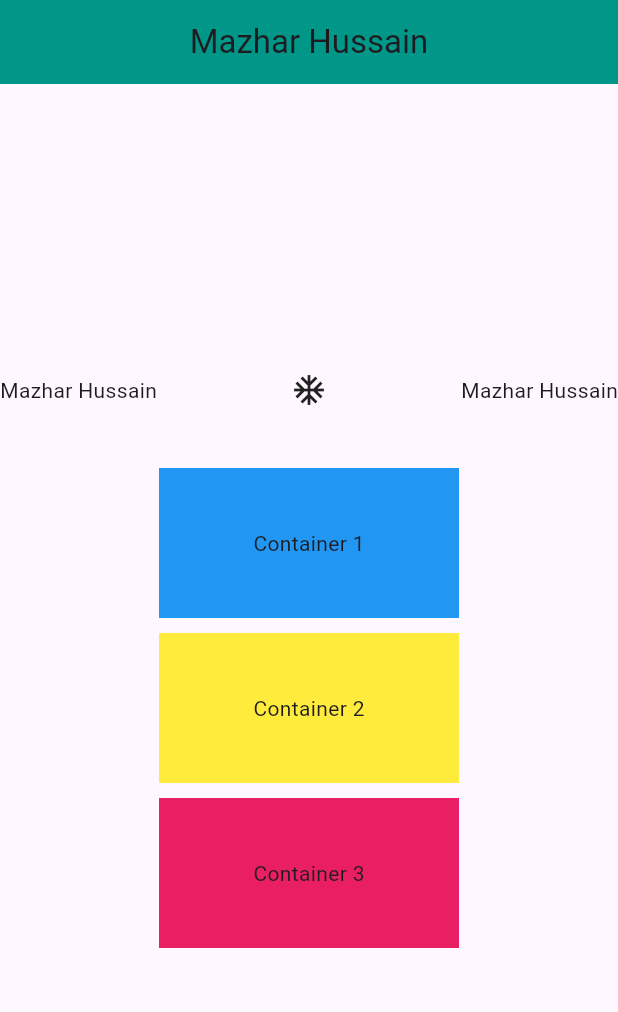
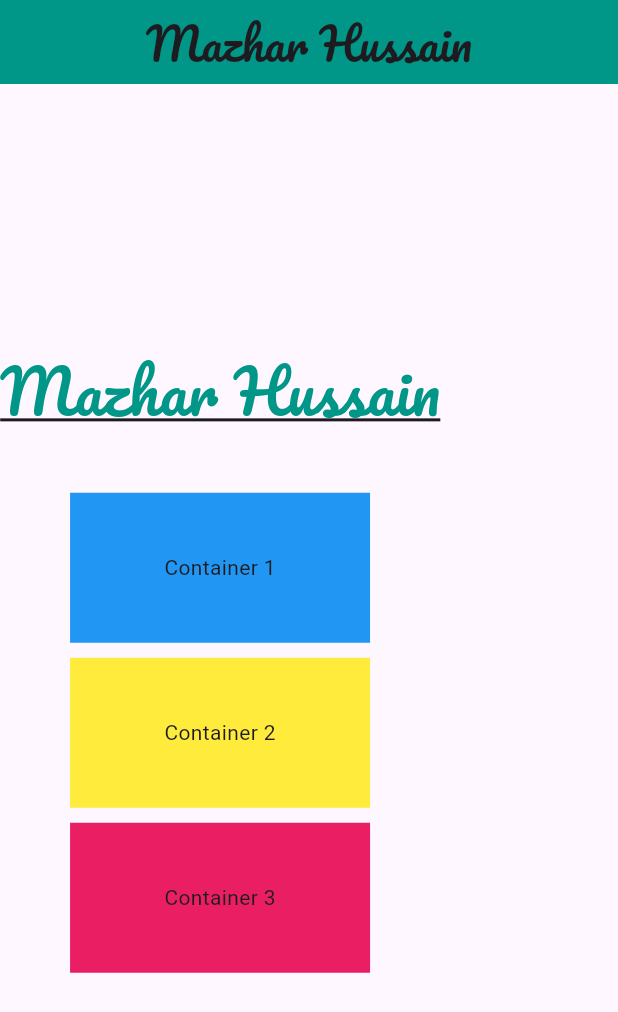
Before and after one commit to Mazhar135/First_project1, a Flutter app: the screen it shows after launch, on a phone screen of 412 x 824 dp. Shown: the top 1012 px of the screen. Run offline on Flutter 3.47's test engine with Material 3 defaults, Android fonts, the phone set to English and light mode, and no system bars.

Commit message:
Add fonts into project

```diff
--- a/lib/main.dart
+++ b/lib/main.dart
@@ -12,68 +12,49 @@ class MyApp extends StatelessWidget {
   Widget build(BuildContext context) {
     return MaterialApp(
       home: Scaffold(
-
         appBar: AppBar(
           backgroundColor: Colors.teal,
-          title: const Text("Mazhar Hussain"),
+          title: const Text("Mazhar Hussain",
+              style: TextStyle(fontSize: 30,fontFamily: 'Pacifico', fontWeight:FontWeight.w100),
+          ),
           centerTitle: true,
         ),
         body: Column(
           mainAxisAlignment: MainAxisAlignment.center,
           crossAxisAlignment: CrossAxisAlignment.center,
           children: [
-
-          const  Row(
-                mainAxisAlignment: MainAxisAlignment.spaceBetween,
-
-              children: [
-
-                Text("Mazhar Hussain"),
-                Icon(Icons.ac_unit),
-                Text("Mazhar Hussain")
-              ]
+          const Text("Mazhar Hussain",
+            style: TextStyle(fontSize: 40,
+                fontFamily: 'Pacifico'
+                ,color:Colors.teal,
+                decoration: TextDecoration.underline),
           ),
-
-
-
-
-         const   SizedBox(
-              height: 40,
-            ),
+            const SizedBox(height: 40),
 
             Container(
               height: 100,
               width: 200,
               color: Colors.blue,
-                child: const Center(child: Text("Container 1"))
-
-
+              child: const Center(child: Text("Container 1",
+              )
               ),
-           const SizedBox(
-              height: 10,
             ),
+            const SizedBox(height: 10),
 
             Container(
               height: 100,
               width: 200,
               color: Colors.yellow,
-                child: const Center(child: Text("Container 2"))
-
-
+              child: const Center(child: Text("Container 2")),
             ),
-         const   SizedBox(
-              height: 10,
-            ),
+            const SizedBox(height: 10),
 
             Container(
               height: 100,
               width: 200,
               color: Colors.pink,
-                child: const Center(child: Text("Container 3"))
-
-
+              child: const Center(child: Text("Container 3")),
             ),
-
           ],
         ),
       ),
```
Also changed, not shown: pubspec.yaml (+5 -11 lines), fonts/Pacifico-Regular.ttf (added). Lines whose indentation alone changed are shown as unchanged.
